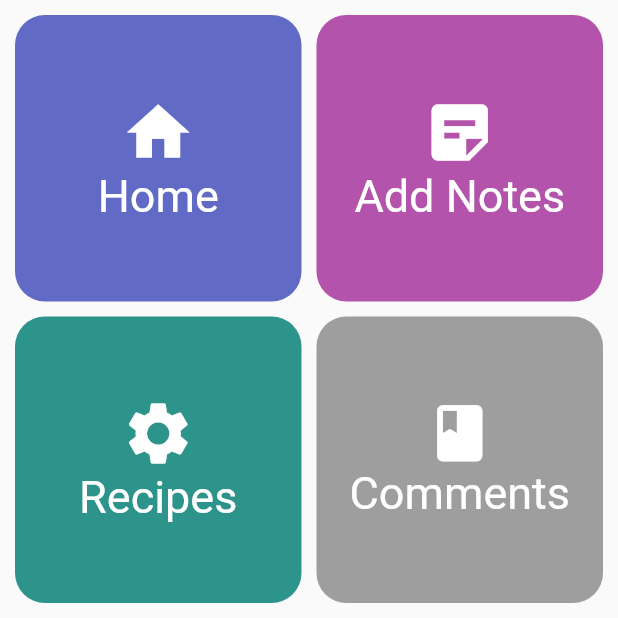
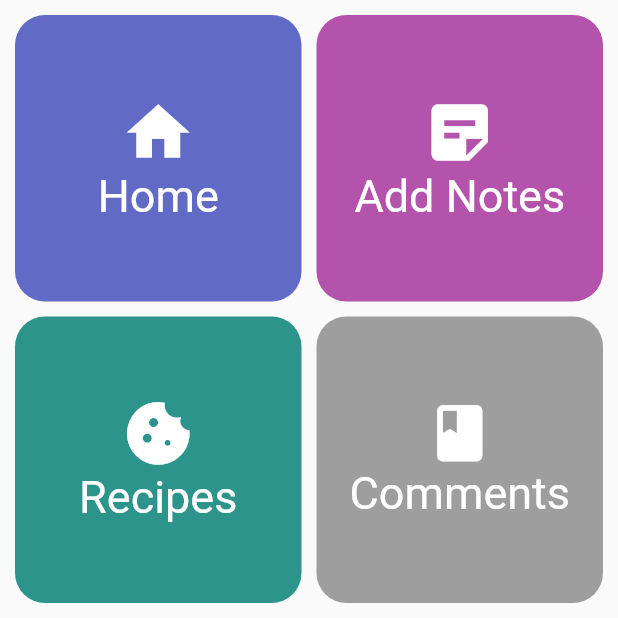
Before and after one commit to udarasandaruwan96/CTSE_Project_2023, a Flutter app: the Dashboard screen opened directly, on a phone screen of 412 x 824 dp, the top half of it. Run offline on Flutter 3.47's test engine with Material 2 defaults, Android fonts, the phone set to English and light mode, and no system bars; our stand-ins replace cloud_firestore, firebase_auth, firebase_core, flutter_svg, fluttertoast, get; accounts and stored records are empty.

Commit message:
anodya - icon commit

```diff
--- a/lib/pages/user/dashboard.dart
+++ b/lib/pages/user/dashboard.dart
@@ -99,7 +99,7 @@ class _DashboardState extends State<Dashboard> {
                     mainAxisAlignment: MainAxisAlignment.center,
                     children: [
                       Icon(
-                        Icons.settings,
+                        Icons.cookie,
                         size: 50,
                         color: Colors.white,
                       ),
```
